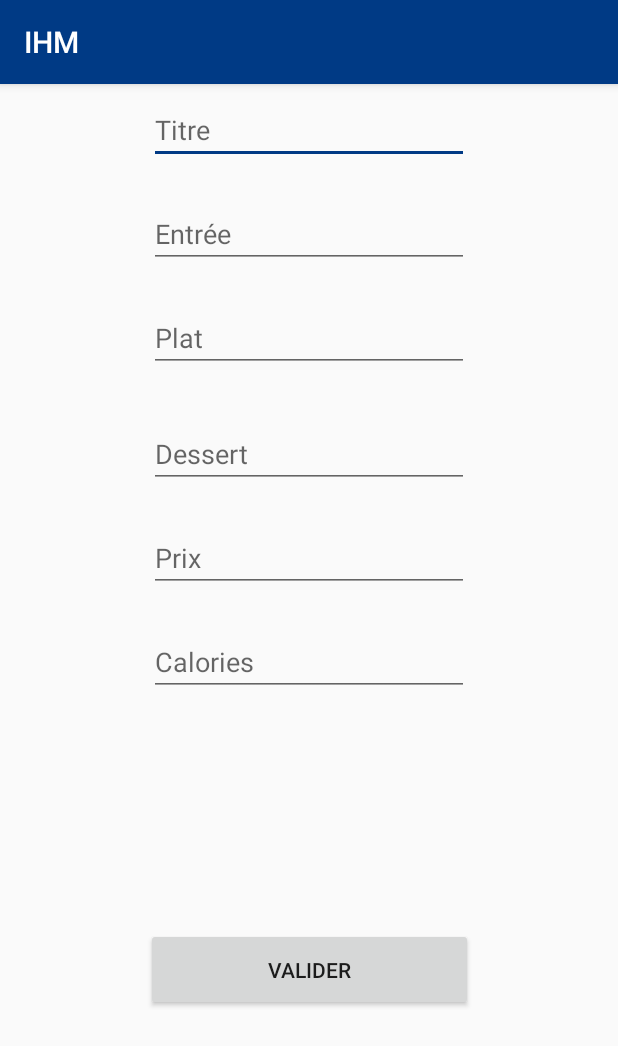
After one commit to HouriRuben/IHM-ANDROID, an Android app: the CreateMenuActivity screen opened directly, with no data from a screen before it, on a phone screen of 412 x 824 dp. The commit adds this screen. Shown: the top 1046 px of the screen. Run offline under Robolectric (Android 15) with nearby library versions, the phone set to English and light mode, and no system bars.

Commit message:
Architecture de Créeation de Menu

```diff
--- a/app/src/main/AndroidManifest.xml
+++ b/app/src/main/AndroidManifest.xml
@@ -9,10 +9,15 @@
         android:roundIcon="@mipmap/ic_launcher_round"
         android:supportsRtl="true"
         android:theme="@style/AppTheme">
-        <activity android:name=".BaseActivity"></activity>
-        <activity android:name=".GoogleSignInActivity" />
+        <activity
+            android:name=".BaseActivity"
+            android:screenOrientation="portrait"/>
+        <activity
+            android:name=".GoogleSignInActivity"
+            android:screenOrientation="portrait"/>
         <activity
             android:name=".MainActivity"
+            android:screenOrientation="portrait"
             android:label="@string/app_name"
             android:theme="@style/AppTheme.NoActionBar">
             <intent-filter>
@@ -21,6 +26,9 @@
                 <category android:name="android.intent.category.LAUNCHER" />
             </intent-filter>
         </activity>
+        <activity
+            android:name=".CreateMenuActivity"
+            android:screenOrientation="portrait"></activity>
     </application>
 
 </manifest>
--- /dev/null
+++ b/app/src/main/java/com/example/ihm/CreateMenuActivity.java
@@ -0,0 +1,13 @@
+package com.example.ihm;
+
+import android.support.v7.app.AppCompatActivity;
+import android.os.Bundle;
+
+public class CreateMenuActivity extends AppCompatActivity {
+
+    @Override
+    protected void onCreate(Bundle savedInstanceState) {
+        super.onCreate(savedInstanceState);
+        setContentView(R.layout.activity_create_menu);
+    }
+}
--- a/app/src/main/java/com/example/ihm/FragmentMenus.java
+++ b/app/src/main/java/com/example/ihm/FragmentMenus.java
@@ -1,15 +1,30 @@
 package com.example.ihm;
 
+import android.content.Intent;
 import android.os.Bundle;
 import android.support.v4.app.Fragment;
 import android.view.LayoutInflater;
 import android.view.View;
 import android.view.ViewGroup;
+import android.widget.Button;
+import android.view.View;
+import android.view.View.OnClickListener;
 
-public class FragmentMenus extends Fragment {
+
+public class FragmentMenus extends Fragment implements OnClickListener {
 
     @Override
     public View onCreateView(LayoutInflater inflater, ViewGroup container, Bundle savedInstanceState){
-        return inflater.inflate(R.layout.fragment_menus, container, false);
+        View view = inflater.inflate(R.layout.fragment_menus, container, false);
+        Button createmenubutton = (Button) view.findViewById(R.id.createmenubutton);
+        createmenubutton.setOnClickListener(this);
+        return view;
+
+    }
+
+    @Override
+    public void onClick(View v) {
+        Intent intent = new Intent(getContext(), CreateMenuActivity.class);
+        startActivity(intent);
     }
 }
--- a/app/src/main/java/com/example/ihm/MainActivity.java
+++ b/app/src/main/java/com/example/ihm/MainActivity.java
@@ -23,7 +23,7 @@ public class MainActivity extends AppCompatActivity
         setContentView(R.layout.activity_main);
         Toolbar toolbar = (Toolbar) findViewById(R.id.toolbar);
         setSupportActionBar(toolbar);
-        Fragment fragment = null;
+
 
 
         DrawerLayout drawer = (DrawerLayout) findViewById(R.id.drawer_layout);
@@ -34,9 +34,6 @@ public class MainActivity extends AppCompatActivity
 
         NavigationView navigationView = (NavigationView) findViewById(R.id.nav_view);
         navigationView.setNavigationItemSelectedListener(this);
-        fragment = new FragmentHome();
-        FragmentManager fm = getSupportFragmentManager();
-        fm.beginTransaction().replace(R.id.fragment_container,fragment).commit();
 
 
     }
@@ -55,6 +52,11 @@ public class MainActivity extends AppCompatActivity
     public boolean onCreateOptionsMenu(Menu menu) {
         // Inflate the menu; this adds items to the action bar if it is present.
         getMenuInflater().inflate(R.menu.main, menu);
+        Fragment fragment = null;
+        fragment = new FragmentHome();
+        FragmentManager fm = getSupportFragmentManager();
+        fm.beginTransaction().replace(R.id.fragment_container,fragment).commit();
+
         return true;
     }
 
@@ -86,12 +88,10 @@ public class MainActivity extends AppCompatActivity
             fragment = new FragmentHome();
 
         } else if (id == R.id.nav_menus) {
-
             fragment = new FragmentMenus();
 
 
         } else if (id == R.id.nav_consumption) {
-
             fragment = new FragmentConsumption();
 
         } else if (id == R.id.nav_connection) {
--- /dev/null
+++ b/app/src/main/java/com/example/ihm/Menu.java
@@ -0,0 +1,20 @@
+package com.example.ihm;
+
+public class Menu {
+    private String nomMenu;
+    private String entree;
+    private String plat;
+    private String dessert;
+    private Double prix;
+    private Integer calories;
+
+    public Menu(String nomMenu, String entree, String plat, String dessert, double prix, int calories){
+        this.nomMenu = nomMenu;
+        this.entree = entree;
+        this.plat = plat;
+        this.dessert = dessert;
+        this.prix = prix;
+        this.calories = calories;
+
+    }
+}
--- /dev/null
+++ b/app/src/main/res/layout/activity_create_menu.xml
@@ -0,0 +1,107 @@
+<?xml version="1.0" encoding="utf-8"?>
+<android.support.constraint.ConstraintLayout xmlns:android="http://schemas.android.com/apk/res/android"
+    xmlns:app="http://schemas.android.com/apk/res-auto"
+    xmlns:tools="http://schemas.android.com/tools"
+    android:layout_width="match_parent"
+    android:layout_height="match_parent"
+    tools:context=".CreateMenuActivity">
+
+    <EditText
+        android:id="@+id/editText"
+        android:layout_width="wrap_content"
+        android:layout_height="wrap_content"
+        android:layout_marginStart="8dp"
+        android:layout_marginTop="8dp"
+        android:layout_marginEnd="8dp"
+        android:ems="10"
+        android:hint="Titre"
+        android:inputType="textPersonName"
+        app:layout_constraintEnd_toEndOf="parent"
+        app:layout_constraintStart_toStartOf="parent"
+        app:layout_constraintTop_toTopOf="parent" />
+
+    <EditText
+        android:id="@+id/editText3"
+        android:layout_width="wrap_content"
+        android:layout_height="wrap_content"
+        android:layout_marginStart="8dp"
+        android:layout_marginTop="24dp"
+        android:layout_marginEnd="8dp"
+        android:ems="10"
+        android:hint="Plat"
+        android:inputType="textPersonName"
+        app:layout_constraintEnd_toEndOf="parent"
+        app:layout_constraintStart_toStartOf="parent"
+        app:layout_constraintTop_toBottomOf="@+id/editText7" />
+
+    <EditText
+        android:id="@+id/editText4"
+        android:layout_width="wrap_content"
+        android:layout_height="wrap_content"
+        android:layout_marginStart="8dp"
+        android:layout_marginTop="32dp"
+        android:layout_marginEnd="8dp"
+        android:ems="10"
+        android:hint="Dessert"
+        android:inputType="textPersonName"
+        app:layout_constraintEnd_toEndOf="parent"
+        app:layout_constraintStart_toStartOf="parent"
+        app:layout_constraintTop_toBottomOf="@+id/editText3" />
+
+    <EditText
+        android:id="@+id/editText5"
+        android:layout_width="wrap_content"
+        android:layout_height="wrap_content"
+        android:layout_marginStart="8dp"
+        android:layout_marginTop="24dp"
+        android:layout_marginEnd="8dp"
+        android:ems="10"
+        android:hint="Prix"
+        android:inputType="numberDecimal"
+        app:layout_constraintEnd_toEndOf="parent"
+        app:layout_constraintStart_toStartOf="parent"
+        app:layout_constraintTop_toBottomOf="@+id/editText4" />
+
+    <EditText
+        android:id="@+id/editText6"
+        android:layout_width="wrap_content"
+        android:layout_height="wrap_content"
+        android:layout_marginStart="8dp"
+        android:layout_marginTop="24dp"
+        android:layout_marginEnd="8dp"
+        android:ems="10"
+        android:hint="Calories"
+        android:inputType="number"
+        app:layout_constraintEnd_toEndOf="parent"
+        app:layout_constraintStart_toStartOf="parent"
+        app:layout_constraintTop_toBottomOf="@+id/editText5" />
+
+    <EditText
+        android:id="@+id/editText7"
+        android:layout_width="wrap_content"
+        android:layout_height="wrap_content"
+        android:layout_marginStart="8dp"
+        android:layout_marginTop="24dp"
+        android:layout_marginEnd="8dp"
+        android:ems="10"
+        android:hint="Entrée"
+        android:inputType="textPersonName"
+        app:layout_constraintEnd_toEndOf="parent"
+        app:layout_constraintStart_toStartOf="parent"
+        app:layout_constraintTop_toBottomOf="@+id/editText" />
+
+    <Button
+        android:id="@+id/button"
+        style="@style/FirebaseUI.Button"
+        android:layout_width="218dp"
+        android:layout_height="55dp"
+        android:layout_marginStart="8dp"
+        android:layout_marginTop="8dp"
+        android:layout_marginEnd="8dp"
+        android:layout_marginBottom="4dp"
+        android:text="Valider"
+        app:layout_constraintBottom_toBottomOf="parent"
+        app:layout_constraintEnd_toEndOf="parent"
+        app:layout_constraintStart_toStartOf="parent"
+        app:layout_constraintTop_toBottomOf="@+id/editText6" />
+</android.support.constraint.ConstraintLayout>
--- a/app/src/main/res/layout/fragment_menus.xml
+++ b/app/src/main/res/layout/fragment_menus.xml
@@ -7,7 +7,7 @@
     android:layout_height="match_parent">
 
     <Button
-        android:id="@+id/button"
+        android:id="@+id/createmenubutton"
         style="@style/FirebaseUI.Button"
         android:layout_width="351dp"
         android:layout_height="63dp"
```
